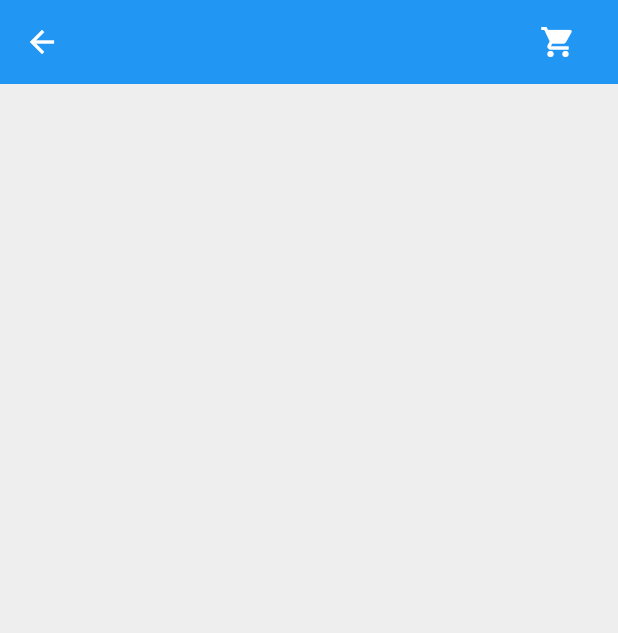
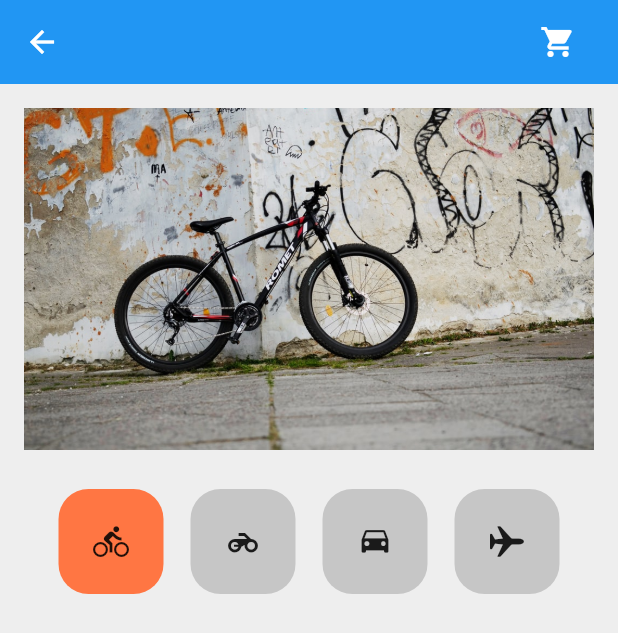
Before and after one commit to KIMINJOONG/flutter_shoppingcart, a Flutter app: the screen it shows after launch, on a phone screen of 412 x 824 dp. Shown: the top 633 px of the screen. Run offline on Flutter 3.47's test engine with Material 2 defaults, Android fonts, the phone set to English and light mode, and no system bars.

Commit message:
make shopping cart header

```diff
--- a/lib/components/shppingcart_header.dart
+++ b/lib/components/shppingcart_header.dart
@@ -1,4 +1,6 @@
+import 'package:flutter/cupertino.dart';
 import 'package:flutter/material.dart';
+import 'package:flutter_shoppingcart/constants.dart';
 
 class ShoppingCartHeader extends StatefulWidget {
 
@@ -19,6 +21,53 @@ class _ShoppingCartHeaderState extends State<ShoppingCartHeader> {
 
   @override
   Widget build(BuildContext context) {
-    return SizedBox();
+    return Column(
+      children: [
+        _buildHeaderPic(),
+        _buildHeaderSelector()
+      ],
+    );
+  }
+
+  Widget _buildHeaderPic() {
+    return Padding(
+      padding: const EdgeInsets.all(16.0),
+      child: AspectRatio(
+          aspectRatio: 5 / 3,
+          child: Image.asset(
+            selectedPic[selectedId],
+            fit: BoxFit.cover,
+          )),
+    );
+  }
+
+  Widget _buildHeaderSelector() {
+    return Padding(
+      padding: const EdgeInsets.only(left: 30, right: 30, top: 10, bottom: 30),
+      child: Row(
+        mainAxisAlignment: MainAxisAlignment.spaceAround,
+        children: [
+          _buildHeaderSelectorButton(0, Icons.directions_bike),
+          _buildHeaderSelectorButton(1, Icons.motorcycle),
+          _buildHeaderSelectorButton(2, CupertinoIcons.car),
+          _buildHeaderSelectorButton(3, CupertinoIcons.airplane),
+        ],
+      ),
+    );
+  }
+
+  Container _buildHeaderSelectorButton(int id, IconData mIcon) {
+    return Container(
+    width: 70,
+    height: 70,
+    decoration: BoxDecoration(
+      color: id == selectedId ? kAccentColor : kSecondaryColor,
+      borderRadius: BorderRadius.circular(20),
+    ),
+    child: IconButton(
+      icon: Icon(mIcon),
+      onPressed: () {},
+    ),
+  );
   }
 }
```
